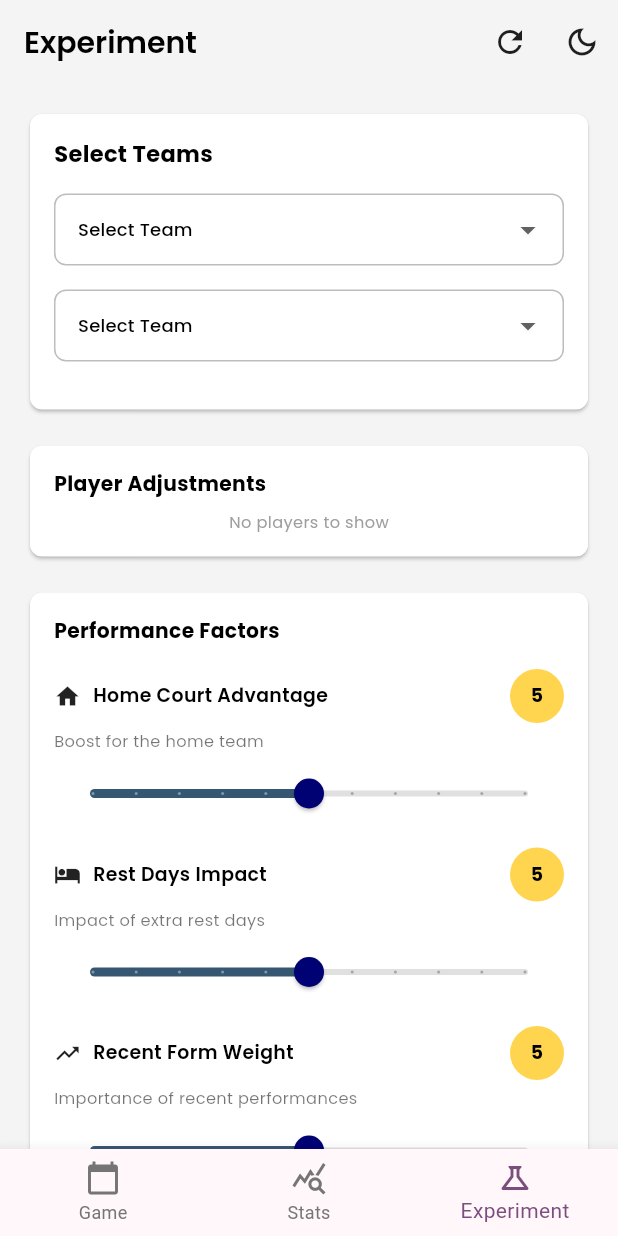
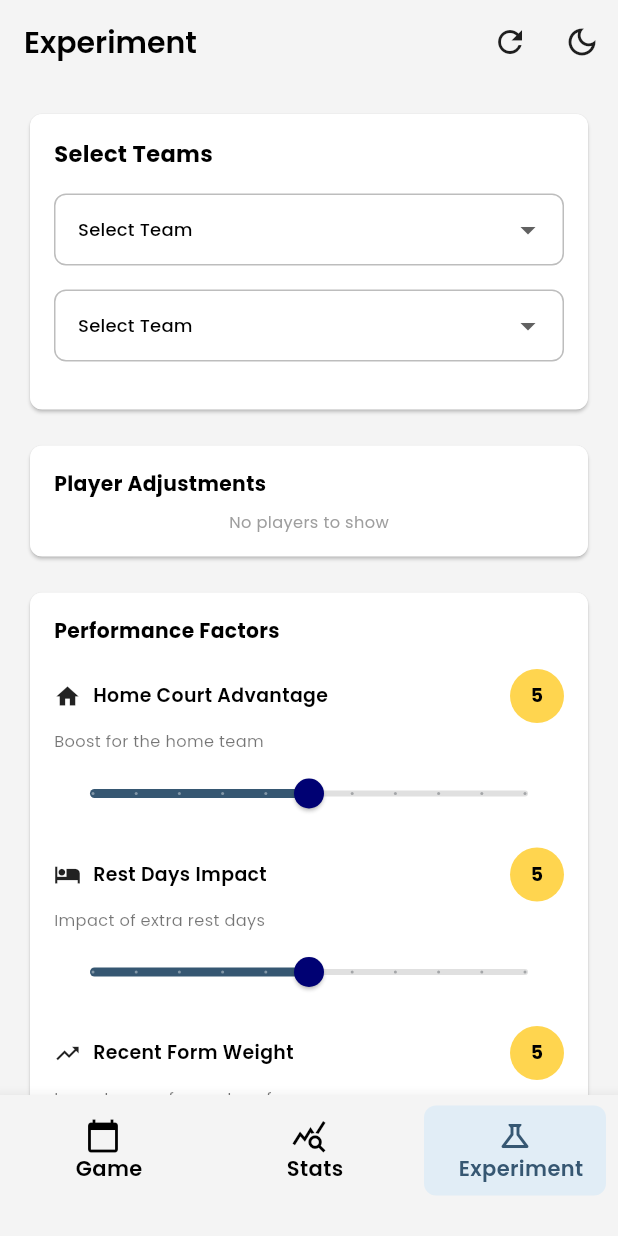
Before and after one commit to Chesterlajara/Game-Changer-AI, a Flutter app: the screen it shows after launch, item 3 of the bottom bar chosen, on a phone screen of 412 x 824 dp. Run offline on Flutter 3.47's test engine with Material 3 defaults, Android fonts, the phone set to English and light mode, and no system bars; our stand-ins replace csv, flutter_svg, flutter_xlider, google_fonts; network calls fail.

Commit message:
Improve Bottom Navigation Bar

```diff
--- a/GameChanger-frontend/lib/main.dart
+++ b/GameChanger-frontend/lib/main.dart
@@ -7,6 +7,8 @@ import 'package:game_changer_ai/providers/theme_provider.dart';
 import 'package:game_changer_ai/providers/game_provider.dart';
 import 'package:game_changer_ai/providers/team_stats_provider.dart';
 import 'package:logging/logging.dart'; // Import logging
+import 'package:google_fonts/google_fonts.dart';
+
 
 void main() {
   // Basic logging configuration
@@ -15,6 +17,7 @@ void main() {
     // ignore: avoid_print -> Using print here intentionally for basic console logging
     print('${record.level.name}: ${record.time}: ${record.loggerName}: ${record.message}');
   });
+
 
   runApp(
     MultiProvider(
@@ -28,17 +31,20 @@ void main() {
   );
 }
 
+
 class MyApp extends StatelessWidget {
   const MyApp({super.key});
+
 
   @override
   Widget build(BuildContext context) {
     final themeProvider = Provider.of<ThemeProvider>(context);
 
+
     return MaterialApp(
       title: 'Game Changer AI',
       theme: ThemeData(
-        colorScheme: ColorScheme.fromSeed(seedColor: Colors.purple),
+        colorScheme: ColorScheme.fromSeed(seedColor: const Color(0xFF365772)),
         useMaterial3: true,
         brightness: Brightness.light,
         appBarTheme: const AppBarTheme(
@@ -50,7 +56,7 @@ class MyApp extends StatelessWidget {
       ),
       darkTheme: ThemeData(
         colorScheme: ColorScheme.fromSeed(
-          seedColor: Colors.purple,
+          seedColor: const Color(0xFF365772),
           brightness: Brightness.dark,
         ),
         useMaterial3: true,
@@ -69,15 +75,21 @@ class MyApp extends StatelessWidget {
   }
 }
 
+
 class MainScreen extends StatefulWidget {
   const MainScreen({super.key});
+
 
   @override
   State<MainScreen> createState() => _MainScreenState();
 }
 
+
+
+
 class _MainScreenState extends State<MainScreen> {
   int _selectedIndex = 0;
+
 
   static const List<Widget> _widgetOptions = <Widget>[
     GamePage(),
@@ -85,43 +97,153 @@ class _MainScreenState extends State<MainScreen> {
     ExperimentPage(),
   ];
 
+
   void _onItemTapped(int index) {
     setState(() {
       _selectedIndex = index;
     });
   }
 
+
   @override
   Widget build(BuildContext context) {
     final themeProvider = Provider.of<ThemeProvider>(context); // Access theme provider
     final isDark = themeProvider.isDarkMode;
-
     return Scaffold(
       body: Center(
         child: _widgetOptions.elementAt(_selectedIndex),
       ),
       bottomNavigationBar: BottomNavigationBar(
-        backgroundColor: isDark ? const Color(0xFF2D3748) : null, // Use tab bar dark color
-        type: BottomNavigationBarType.fixed, // Ensures background color is applied
-        items: const <BottomNavigationBarItem>[
+        backgroundColor: isDark ? const Color(0xFF2D3748) : const Color(0xFFF4F4F4),
+        type: BottomNavigationBarType.fixed,
+        items: <BottomNavigationBarItem>[
           BottomNavigationBarItem(
-            icon: Icon(Icons.calendar_today),
-            label: 'Game',
+            icon: Padding(
+              padding: const EdgeInsets.symmetric(horizontal: 8.0),
+              child: Container(
+                width: MediaQuery.of(context).size.width / 3,  // Make the width 1/3 of the screen width
+                decoration: BoxDecoration(
+                  color: _selectedIndex == 0
+                      ? (isDark ? Colors.grey[700] : const Color(0xFFe1edf6))
+                      : Colors.transparent,
+                  borderRadius: BorderRadius.circular(8),
+                ),
+                padding: const EdgeInsets.symmetric(vertical: 8, horizontal: 8),
+                child: Column(
+                  mainAxisAlignment: MainAxisAlignment.center,
+                  children: [
+                    Icon(
+                      Icons.calendar_today,
+                      color: _selectedIndex == 0
+                          ? (isDark ? Colors.white : const Color(0xFF365772))
+                          : (isDark ? Colors.white : Colors.black),
+                    ),
+                    Padding(
+                      padding: const EdgeInsets.only(left: 8.0),
+                      child: Text(
+                        'Game',  // Always show the label
+                        style: GoogleFonts.poppins(
+                          fontWeight: FontWeight.w600,
+                          color: _selectedIndex == 0
+                                ? (isDark ? Colors.white : const Color(0xFF365772))
+                                : (isDark ? Colors.white : Colors.black),
+                        ),
+                      ),
+                    ),
+                  ],
+                ),
+              ),
+            ),
+            label: '',
           ),
           BottomNavigationBarItem(
-            icon: Icon(Icons.query_stats),
-            label: 'Stats',
+            icon: Padding(
+              padding: const EdgeInsets.symmetric(horizontal: 8.0),
+              child: Container(
+                width: MediaQuery.of(context).size.width / 3,  // Make the width 1/3 of the screen width
+                decoration: BoxDecoration(
+                  color: _selectedIndex == 1
+                      ? (isDark ? Colors.grey[700] : const Color(0xFFe1edf6))
+                      : Colors.transparent,
+                  borderRadius: BorderRadius.circular(8),
+                ),
+                padding: const EdgeInsets.symmetric(vertical: 8, horizontal: 8),
+                child: Column(
+                  mainAxisAlignment: MainAxisAlignment.center,
+                  children: [
+                    Icon(
+                      Icons.query_stats,
+                      color: _selectedIndex == 1
+                          ? (isDark ? Colors.white : const Color(0xFF365772))
+                          : (isDark ? Colors.white : Colors.black),
+                    ),
+                    Padding(
+                      padding: const EdgeInsets.only(left: 8.0),
+                      child: Text(
+                        'Stats',  // Always show the label
+                        style: GoogleFonts.poppins(
+                          fontWeight: FontWeight.w600,
+                          color: _selectedIndex == 1
+                                ? (isDark ? Colors.white : const Color(0xFF365772))
+                                : (isDark ? Colors.white : Colors.black),
+                        ),
+                      ),
+                    ),
+                  ],
+                ),
+              ),
+            ),
+            label: '',
           ),
           BottomNavigationBarItem(
-            icon: Icon(Icons.science_outlined),
-            label: 'Experiment',
+            icon: Padding(
+              padding: const EdgeInsets.symmetric(horizontal: 8.0),
+              child: Container(
+                width: MediaQuery.of(context).size.width / 3,  // Make the width 1/3 of the screen width
+                decoration: BoxDecoration(
+                  color: _selectedIndex == 2
+                      ? (isDark ? Colors.grey[700] : const Color(0xFFe1edf6))
+                      : Colors.transparent,
+                  borderRadius: BorderRadius.circular(8),
+                ),
+                padding: const EdgeInsets.symmetric(vertical: 8, horizontal: 8),
+                child: Column(
+                  mainAxisAlignment: MainAxisAlignment.center,
+                  children: [
+                    Icon(
+                      Icons.science_outlined,
+                      color: _selectedIndex == 2
+                                ? (isDark ? Colors.white : const Color(0xFF365772))
+                                : (isDark ? Colors.white : Colors.black),
+                    ),
+                    Padding(
+                      padding: const EdgeInsets.only(left: 8.0),
+                      child: Text(
+                        'Experiment',  // Always show the label
+                        style: GoogleFonts.poppins(
+                          fontWeight: FontWeight.w600,
+                          color: _selectedIndex == 2
+                                ? (isDark ? Colors.white : const Color(0xFF365772))
+                                : (isDark ? Colors.white : Colors.black),
+                        ),
+                      ),
+                    ),
+                  ],
+                ),
+              ),
+            ),
+            label: '',
           ),
         ],
         currentIndex: _selectedIndex,
         selectedItemColor: Theme.of(context).colorScheme.primary,
-        unselectedItemColor: isDark ? Colors.grey[400] : Colors.grey[600], // Optional: Adjust unselected item color too
+        unselectedItemColor: isDark ? Colors.grey[400] : Colors.grey[600],
         onTap: _onItemTapped,
+        selectedLabelStyle: GoogleFonts.poppins(fontWeight: FontWeight.w600),
+        unselectedLabelStyle: GoogleFonts.poppins(fontWeight: FontWeight.w400),
       ),
     );
+
+
   }
 }
```
